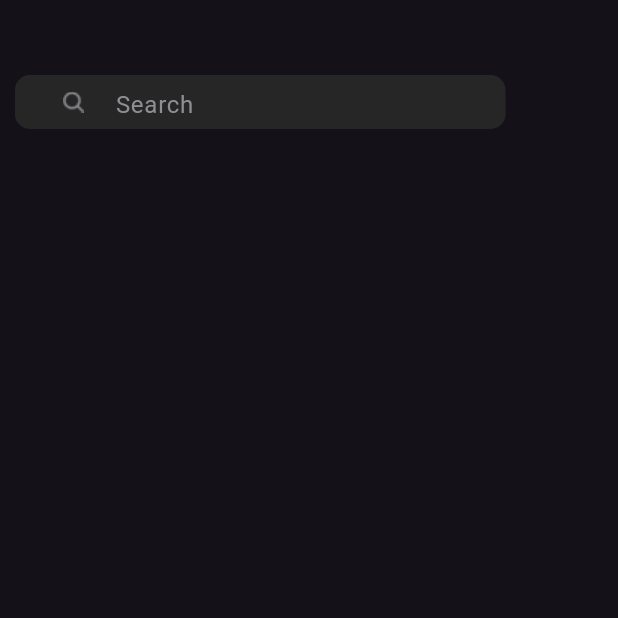
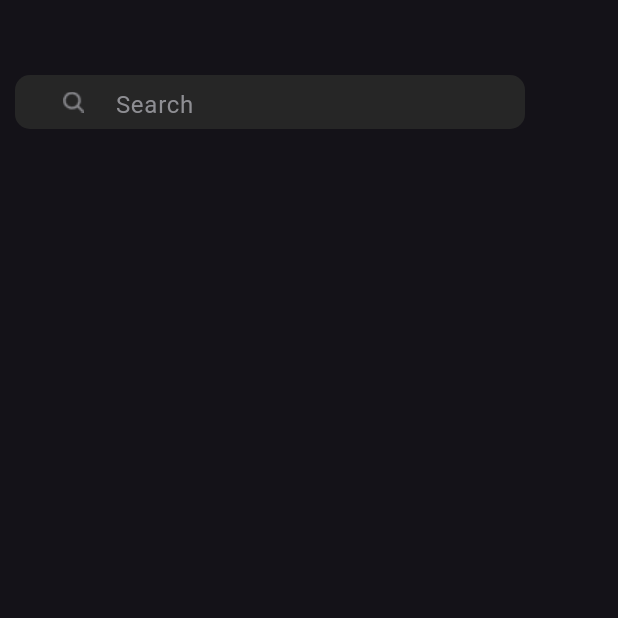
Before and after one commit to Piyushbhatt7/Instagram-Clone, a Flutter app: the screen it shows after launch, on a phone screen of 412 x 824 dp, the top half of it. Run offline on Flutter 3.47's test engine with Material 3 defaults, Android fonts, the phone set to English and light mode, and no system bars.

Commit message:
c:\Users\piyus\Downloads\search-icon.png

```diff
--- a/lib/Screens/Profile/Search/searchscreen.dart
+++ b/lib/Screens/Profile/Search/searchscreen.dart
@@ -19,7 +19,7 @@ class SearchScreen extends StatelessWidget {
                 SizedBox(width: 10,),
                 Container(
                   height: 36,
-                  width: 327,
+                  width: 340,
                   decoration: BoxDecoration(
                     borderRadius: BorderRadius.circular(10),
                     color: Color(0xFF262626)
@@ -31,7 +31,7 @@ class SearchScreen extends StatelessWidget {
                       decoration: InputDecoration(
                         hintText: "Search",
                        prefixIcon: Helper.CustomImage(imgurl: "search-icon.png"),
-                        hintStyle: TextStyle(fontSize: 16, color: Color(0XFF8E8E93)),
+                        hintStyle: TextStyle(fontSize: 16, color: Color(0XFF8E8E93),fontWeight: FontWeight.normal),
                         border: InputBorder.none
                       ),
                     ),
```
